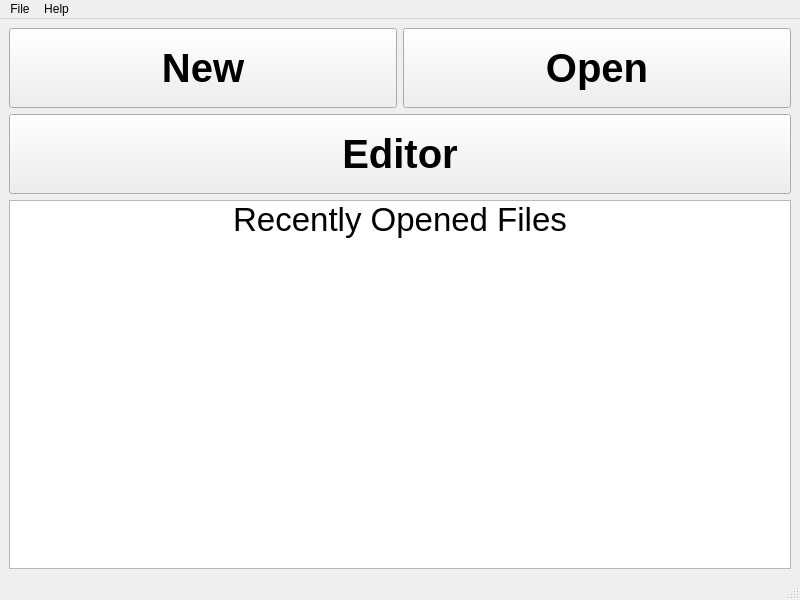
First picture: the form in Inc/MainWindow.ui, repository FRC-836/QCP_File_Creator, before the edit.
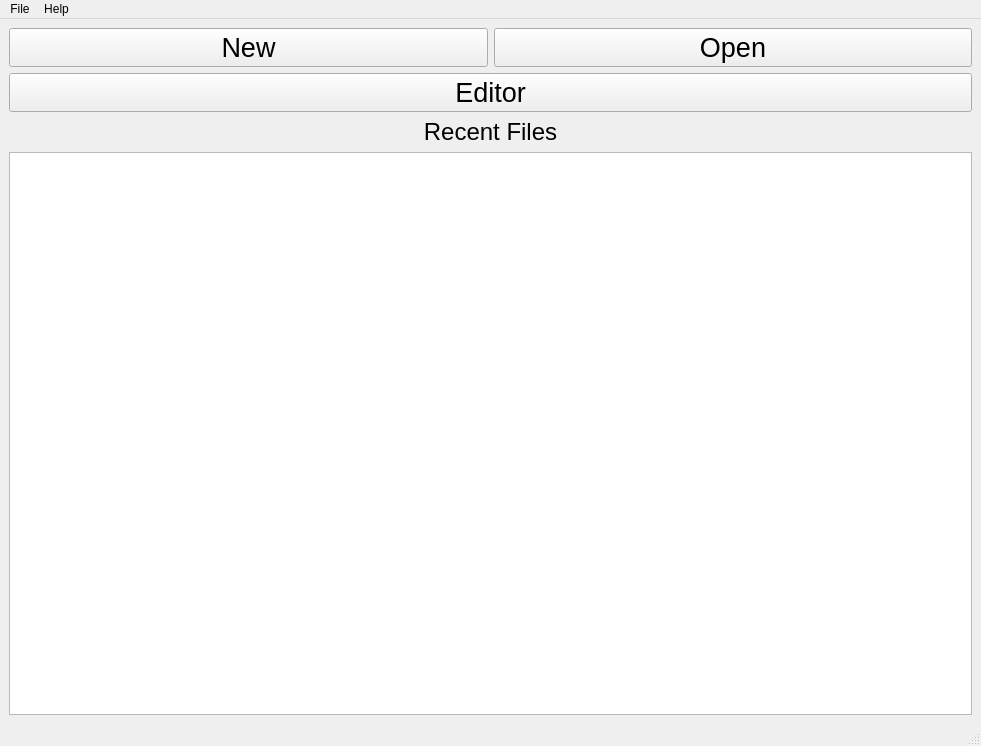
Second picture: the form after the edit.

What changed in the file:
```diff
--- a/Inc/MainWindow.ui
+++ b/Inc/MainWindow.ui
@@ -6,30 +6,32 @@
    <rect>
     <x>0</x>
     <y>0</y>
-    <width>800</width>
-    <height>600</height>
+    <width>981</width>
+    <height>746</height>
    </rect>
   </property>
   <property name="windowTitle">
    <string>MainWindow</string>
   </property>
-  <widget class="QWidget" name="centralWidget">
-   <layout class="QGridLayout" name="gridLayout_2">
-    <item row="1" column="1">
-     <layout class="QGridLayout" name="grdLayout">
-      <item row="0" column="2">
-       <widget class="QPushButton" name="pbtOpen">
-        <property name="minimumSize">
-         <size>
-          <width>387</width>
-          <height>80</height>
-         </size>
-        </property>
+  <widget class="QWidget" name="centralwidget">
+   <layout class="QGridLayout" name="gridLayout">
+    <item row="0" column="0">
+     <widget class="QPushButton" name="btnNew">
+      <property name="font">
+       <font>
+        <pointsize>20</pointsize>
+       </font>
+      </property>
+      <property name="text">
+       <string>New</string>
+      </property>
+     </widget>
+    </item>
+    <item row="0" column="1">
+     <widget class="QPushButton" name="btnOpen">
         <property name="font">
          <font>
-          <pointsize>30</pointsize>
-          <weight>75</weight>
-          <bold>true</bold>
+        <pointsize>20</pointsize>
          </font>
         </property>
         <property name="text">
@@ -37,19 +39,11 @@
         </property>
        </widget>
       </item>
-      <item row="1" column="1" colspan="2">
-       <widget class="QPushButton" name="pbtEditor">
-        <property name="minimumSize">
-         <size>
-          <width>780</width>
-          <height>80</height>
-         </size>
-        </property>
+    <item row="1" column="0" colspan="2">
+     <widget class="QPushButton" name="btnEditor">
         <property name="font">
          <font>
-          <pointsize>30</pointsize>
-          <weight>75</weight>
-          <bold>true</bold>
+        <pointsize>20</pointsize>
          </font>
         </property>
         <property name="text">
@@ -57,60 +51,45 @@
         </property>
        </widget>
       </item>
-      <item row="0" column="1">
-       <widget class="QPushButton" name="pbtNew">
-        <property name="minimumSize">
-         <size>
-          <width>387</width>
-          <height>80</height>
-         </size>
-        </property>
+    <item row="2" column="0" colspan="2">
+     <widget class="QLabel" name="lblRecent">
         <property name="font">
          <font>
-          <pointsize>30</pointsize>
-          <weight>75</weight>
-          <bold>true</bold>
+        <pointsize>18</pointsize>
          </font>
         </property>
         <property name="text">
-         <string>New</string>
-        </property>
-       </widget>
-      </item>
-      <item row="2" column="1" colspan="2">
-       <widget class="QListWidget" name="lstRecentOpen">
+       <string>Recent Files</string>
+      </property>
+      <property name="alignment">
+       <set>Qt::AlignCenter</set>
+      </property>
+     </widget>
+    </item>
+    <item row="3" column="0" colspan="2">
+     <widget class="QListWidget" name="lstRecent">
         <property name="font">
          <font>
-          <pointsize>25</pointsize>
-         </font>
-        </property>
-        <item>
-         <property name="text">
-          <string>Recently Opened Files</string>
-         </property>
-         <property name="textAlignment">
-          <set>AlignCenter</set>
-         </property>
-         <property name="flags">
-          <set>NoItemFlags</set>
-         </property>
-        </item>
+        <pointsize>18</pointsize>
+       </font>
+      </property>
+      <property name="viewMode">
+       <enum>QListView::ListMode</enum>
+      </property>
        </widget>
       </item>
      </layout>
-    </item>
-   </layout>
   </widget>
   <widget class="QMenuBar" name="menuBar">
    <property name="geometry">
     <rect>
      <x>0</x>
      <y>0</y>
-     <width>800</width>
+     <width>981</width>
      <height>21</height>
     </rect>
    </property>
-   <widget class="QMenu" name="menuFile">
+   <widget class="QMenu" name="menufile">
     <property name="title">
      <string>File</string>
     </property>
@@ -120,7 +99,7 @@
      <string>Help</string>
     </property>
    </widget>
-   <addaction name="menuFile"/>
+   <addaction name="menufile"/>
    <addaction name="menuHelp"/>
   </widget>
   <widget class="QStatusBar" name="statusbar"/>
```
Left out of the diff: 2 changed lines with no effect on the pictures. Lines whose indentation alone changed are shown as unchanged.
